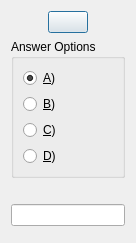
First picture: the form in Sources/TrainingDialog.ui, repository IvanKosik/ITS, before the edit.
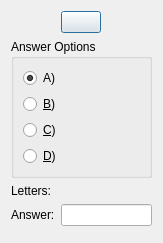
Second picture: the form after the edit. Icons and pictures are not drawn.

Commit message: Added comlexity modes.

The edit to the form file:
```diff
--- a/Sources/TrainingDialog.ui
+++ b/Sources/TrainingDialog.ui
@@ -6,7 +6,7 @@
    <rect>
     <x>0</x>
     <y>0</y>
-    <width>113</width>
+    <width>163</width>
     <height>218</height>
    </rect>
   </property>
@@ -43,7 +43,7 @@
       <item>
        <widget class="QRadioButton" name="aRadioButton">
         <property name="text">
-         <string>&amp;A)</string>
+         <string>A)</string>
         </property>
         <property name="checked">
          <bool>true</bool>
@@ -77,12 +77,26 @@
    <item>
     <widget class="QLabel" name="lettersLabel">
      <property name="text">
-      <string/>
+      <string>Letters:</string>
      </property>
     </widget>
    </item>
    <item>
-    <widget class="QLineEdit" name="answerLineEdit"/>
+    <layout class="QFormLayout" name="formLayout">
+     <item row="0" column="0">
+      <widget class="QLabel" name="answerLabel">
+       <property name="text">
+        <string>Answer:</string>
+       </property>
+       <property name="buddy">
+        <cstring>answerLineEdit</cstring>
+       </property>
+      </widget>
+     </item>
+     <item row="0" column="1">
+      <widget class="QLineEdit" name="answerLineEdit"/>
+     </item>
+    </layout>
    </item>
    <item>
     <widget class="QDialogButtonBox" name="dialogButtonBox">
```
The commit also changes 1 other file.
